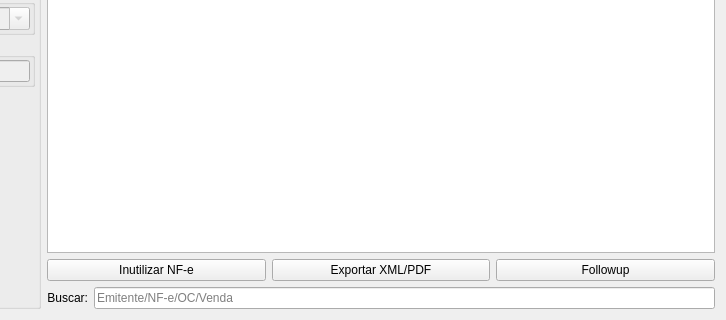
The window that ui/widgetnfeentrada.ui (darktorres/ERP-STACCATO) describes before a commit, drawn with Qt 5; both pictures show x 100 to 826 and y 209 to 529 of the 826 by 529 pixel window.
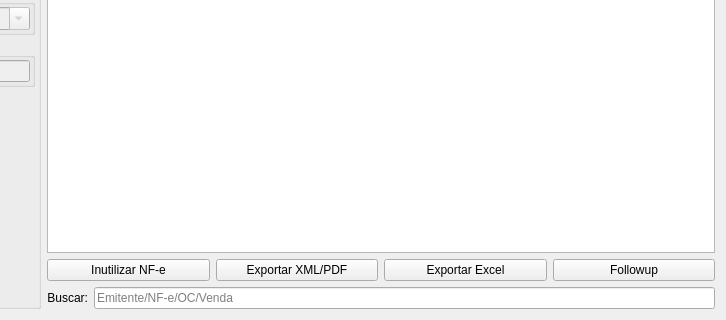
The same window after the commit. Custom widgets are drawn as their Qt base class.

Commit message: Exportar dados da NFe para Excel

The edit to the form file:
```diff
--- a/ui/widgetnfeentrada.ui
+++ b/ui/widgetnfeentrada.ui
@@ -55,6 +55,16 @@
        </property>
       </widget>
      </item>
+     <item>
+      <widget class="QPushButton" name="pushButtonExportarExcel">
+       <property name="enabled">
+        <bool>true</bool>
+       </property>
+       <property name="text">
+        <string>Exportar Excel</string>
+       </property>
+      </widget>
+     </item>
      <item>
       <widget class="QPushButton" name="pushButtonFollowup">
        <property name="enabled">
```
The commit also changes 4 other files.
